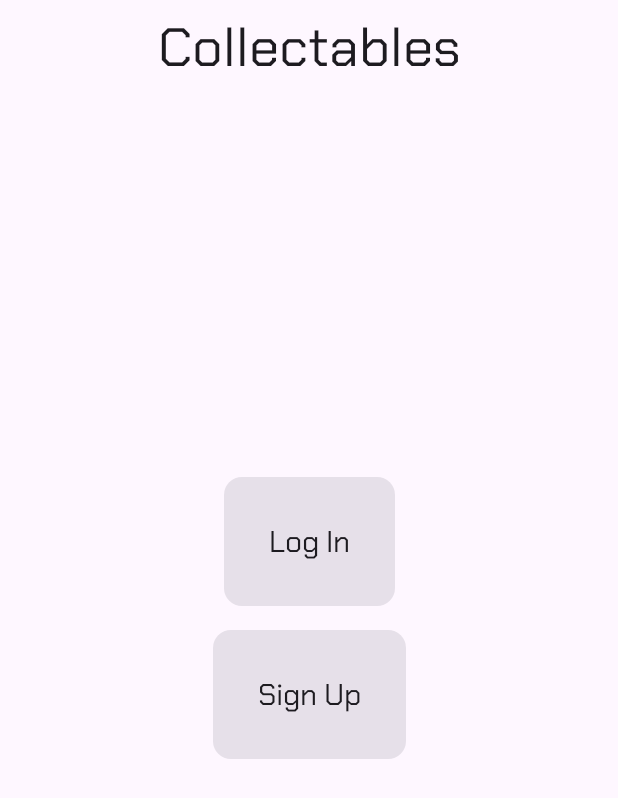
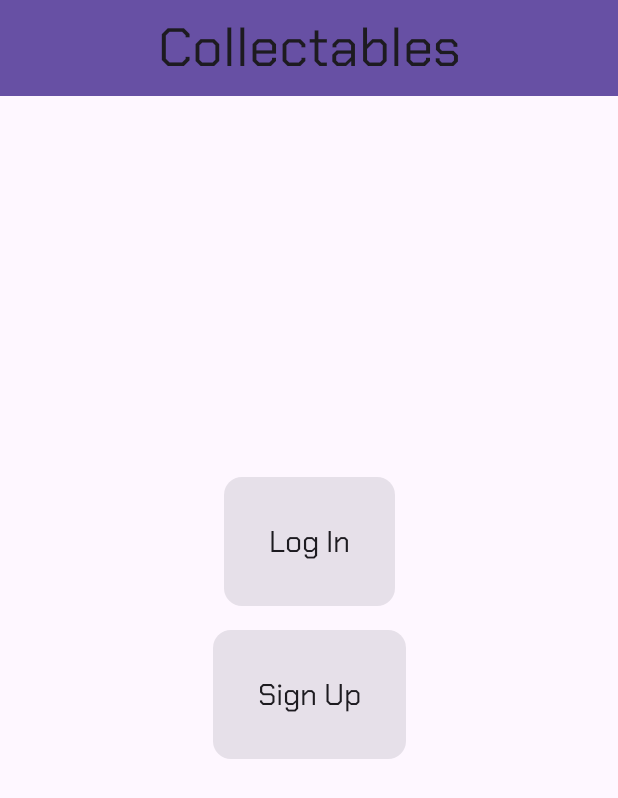
Before and after one commit to BryceReinke7/collectables, an Android app built with Jetpack Compose: the screen it shows after launch (MainActivity), on a phone screen of 412 x 824 dp. Shown: the top 798 px of the screen. Run offline under Robolectric (Android 15) with nearby library versions, the phone set to English and light mode, and no system bars; our stand-ins replace Firebase (no records; nobody signed in at launch, a user with empty details on screens opened directly).

Commit message:
Initial commit

```diff
--- a/app/src/main/java/com/example/collectables/MainActivity.kt
+++ b/app/src/main/java/com/example/collectables/MainActivity.kt
@@ -27,6 +27,7 @@ import androidx.compose.material3.Scaffold
 import androidx.compose.material3.Surface
 import androidx.compose.material3.Text
 import androidx.compose.material3.TopAppBar
+import androidx.compose.material3.TopAppBarDefaults
 import androidx.compose.runtime.Composable
 import androidx.compose.ui.Alignment
 import androidx.compose.ui.Modifier
@@ -65,6 +66,9 @@ class MainActivity : ComponentActivity() {
 @Composable
 fun CollectTopBar(modifier: Modifier = Modifier) {
     CenterAlignedTopAppBar(
+        colors = TopAppBarDefaults.topAppBarColors(
+            containerColor = MaterialTheme.colorScheme.primary,
+        ),
         title = {
             Row(
                 verticalAlignment = Alignment.CenterVertically
```
